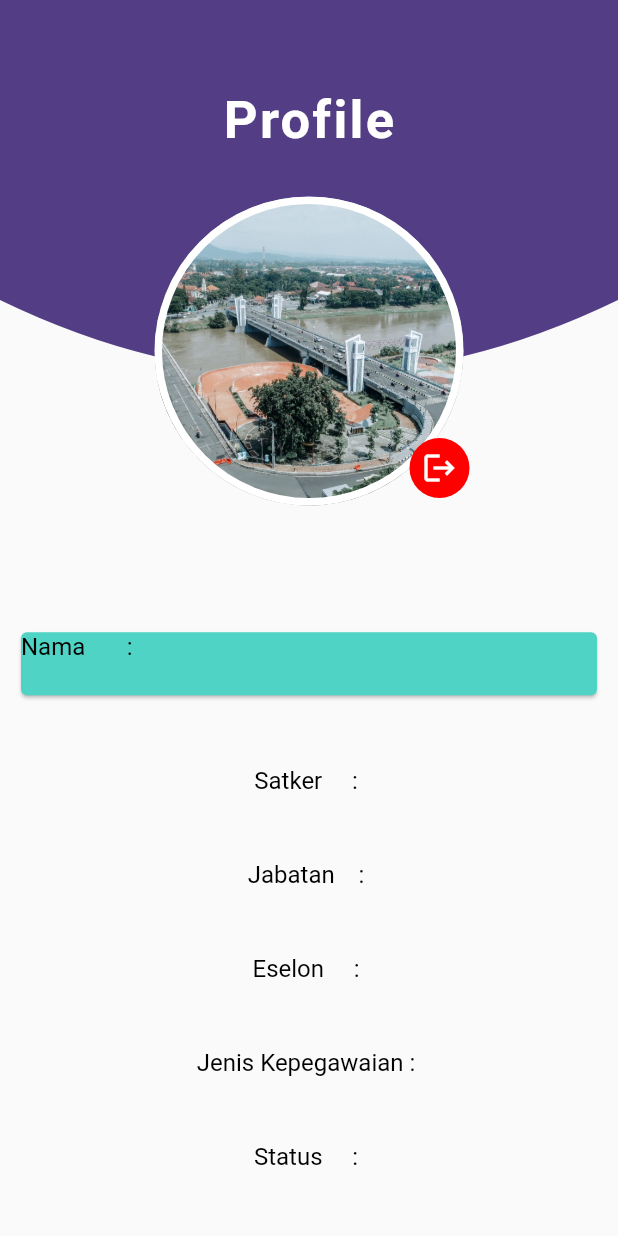
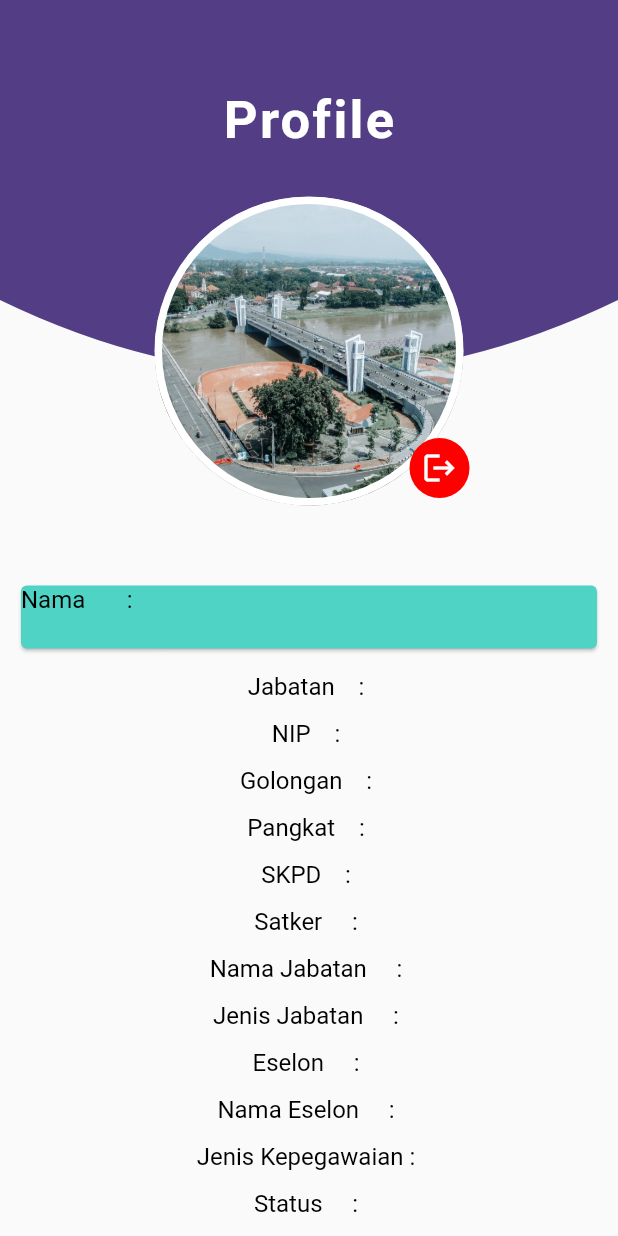
Before and after one commit to SandyAsmoro/e_surat, a Flutter app: the Profile screen opened directly, on a phone screen of 412 x 824 dp. Run offline on Flutter 3.47's test engine with Material 2 defaults, Android fonts, the phone set to English and light mode, and no system bars; our stand-ins replace animated_splash_screen, convex_bottom_bar, firebase_analytics, firebase_core, firebase_messaging, flutter_local_notifications and 3 more; missing offline and left inert: syncfusion_flutter_pdfviewer; accounts and stored records are empty; network calls fail.

Commit message:
debug (belum selesai)

```diff
--- a/lib/dashboard.dart
+++ b/lib/dashboard.dart
@@ -31,11 +31,11 @@ class _DashboardState extends State<Dashboard> {
 
   @override
   Widget build(BuildContext context) {
-    LocalNotification.initialize();
-    // For Forground State
-    FirebaseMessaging.onMessage.listen((RemoteMessage message) {
-      LocalNotification.showNotification(message);
-    });
+    // LocalNotification.initialize();
+    // // For Forground State
+    // FirebaseMessaging.onMessage.listen((RemoteMessage message) {
+    //   LocalNotification.showNotification(message);
+    // });
     return Scaffold(
       body: _pageOption[selectedPage],
       bottomNavigationBar: ConvexAppBar(
--- a/lib/detailsm.dart
+++ b/lib/detailsm.dart
@@ -164,7 +164,8 @@ class _DetailsmState extends State<Detailsm> {
                     onPressed: () async {
                       var response = await http.post(
                           Uri.parse(
-                              "https://sigap.kedirikota.go.id/apiesuratpkl/public/surat_masuk/konfirmasi"),
+                              "https://simponik.kedirikota.go.id/api/inboxdetail?id=sm23020667"),
+                              // "https://sigap.kedirikota.go.id/apiesuratpkl/public/surat_masuk/konfirmasi"),
                           body: ({
                             "id_smwf": widget.sm.skpd_id,
                           }));
@@ -220,7 +221,8 @@ class _DetailsmState extends State<Detailsm> {
                                   onPressed: () async {
                                     var response = await http.post(
                                         Uri.parse(
-                                            "https://sigap.kedirikota.go.id/apiesuratpkl/public/surat_masuk/finish"),
+                                            "https://simponik.kedirikota.go.id/api/inboxdetail?id=sm23020667"),
+                                            // "https://sigap.kedirikota.go.id/apiesuratpkl/public/surat_masuk/finish"),
                                         body: ({
                                           "catatan": "Dilaksanakan",
                                           // "penerima": jsonEncode(seletedBawahan),
@@ -431,7 +433,8 @@ class _DetailsmState extends State<Detailsm> {
   Future setBaca() async {
     var response = await http.post(
         Uri.parse(
-            "https://sigap.kedirikota.go.id/apiesuratpkl/public/surat_masuk/baca"),
+            "https://simponik.kedirikota.go.id/api/inboxdetail?id=sm23020667"),
+            // "https://sigap.kedirikota.go.id/apiesuratpkl/public/surat_masuk/baca"),
         body: ({
           "id_smwf": widget.sm.id,
         }));
@@ -466,7 +469,8 @@ class _DetailsmState extends State<Detailsm> {
         };
         var response = await http.get(
             Uri.parse(
-                "https://sigap.kedirikota.go.id/apiesuratpkl/public/listdisposm?idsrt=${widget.sm.no_surat}&page=${currentPage}"),
+                "https://simponik.kedirikota.go.id/api/inboxdetail?id=${widget.sm.no_surat}&page=${currentPage}"),
+                // "https://sigap.kedirikota.go.id/apiesuratpkl/public/listdisposm?idsrt=${widget.sm.no_surat}&page=${currentPage}"),
             headers: requestHeaders);
 
         // print(response.body);
--- a/lib/inbox.dart
+++ b/lib/inbox.dart
@@ -53,7 +53,6 @@ class _InboxState extends State<Inbox> {
           final result = await getSurat(isRefreshed: true);
           if (result == true) {
             _refreshController.refreshCompleted();
-            print("object");
           } else {
             _refreshController.refreshFailed();
           }
--- a/lib/loginPage.dart
+++ b/lib/loginPage.dart
@@ -260,20 +260,22 @@ class _LoginPageState extends State<LoginPage> {
 
           SharedPreferences pref = await SharedPreferences.getInstance();
           pref.setString("token", body['user']['token']);
+          pref.setString("nama", body['user']['name']);
           pref.setString("jabatan", body['user']['jabatan']);
-          pref.setString("nama", body['user']['name']);
-          // pref.setString("nip", body['user']['nip']);
-          // pref.setString("golongan", body['user']['golongan']);
-          // pref.setString("pangkat", body['user']['pangkat']);
-          // pref.setString("skpd", body['user']['skpd']);
+          pref.setString("nip", body['user']['nip']);
+          pref.setString("golongan", body['user']['golongan']);
+          pref.setString("pangkat", body['user']['pangkat']);
+          pref.setString("skpd", body['user']['skpd']);
           pref.setString("satker", body['user']['satker']);
-          // pref.setString("nama_jabatan", body['user']['nama_jabatan']);
-          // pref.setString("jenis_jabatan", body['user']['jenis_jabatan']);
+          pref.setString("nama_jabatan", body['user']['nama_jabatan']);
+          pref.setString("jenis_jabatan", body['user']['jenis_jabatan']);
           pref.setString("eselon", body['user']['eselon']);
-          // pref.setString("nama_eselon", body['user']['nama_eselon']);
+          pref.setString("nama_eselon", body['user']['nama_eselon']);
           pref.setString(
               "jenis_kepegawaian", body['user']['jenis_kepegawaian']);
           pref.setString("status", body['user']['status']);
+          // pref.setString("foto", body['user']['foto']);
+
           pageRoute();
         } else {
           ScaffoldMessenger.of(context).showSnackBar(
--- a/lib/main.dart
+++ b/lib/main.dart
@@ -5,6 +5,8 @@ import 'package:firebase_analytics/firebase_analytics.dart';
 import 'package:firebase_core/firebase_core.dart';
 import 'package:firebase_messaging/firebase_messaging.dart';
 import 'package:flutter/material.dart';
+
+import 'forgroundLocalNotification.dart';
 
 // Done
 
@@ -27,6 +29,11 @@ class MyApp extends StatelessWidget {
   // This widget is the root of your application.
   @override
   Widget build(BuildContext context) {
+    LocalNotification.initialize();
+    // For Forground State
+    FirebaseMessaging.onMessage.listen((RemoteMessage message) {
+      LocalNotification.showNotification(message);
+    });
     return MaterialApp(
       debugShowCheckedModeBanner: false,
       title: 'E-Surat Kota Kediri',
--- a/lib/profile.dart
+++ b/lib/profile.dart
@@ -33,8 +33,8 @@ class HeaderCurvedContainer extends CustomPainter {
 
 class _ProfileState extends State<Profile> {
   String token = "";
+  String nama = "";
   String jabatan = "";
-  String nama = "";
   String nip = "";
   String golongan = "";
   String pangkat = "";
@@ -46,7 +46,7 @@ class _ProfileState extends State<Profile> {
   String nama_eselon = "";
   String jenis_kepegawaian = "";
   String status = "";
-  String opd = "";
+  // String foto = "";
 
   @override
   void initState() {
@@ -92,20 +92,44 @@ class _ProfileState extends State<Profile> {
                         ),
                       ),
                     ),
-                    // Text(
-                    //   "OPD   : ${opd}",
-                    //   style: TextStyle(color: Colors.black, fontSize: 16),
-                    // ),
+                    Text(
+                      "Jabatan    : ${jabatan}",
+                      style: TextStyle(color: Colors.black, fontSize: 16),
+                    ),
+                    Text(
+                      "NIP    : ${nip}",
+                      style: TextStyle(color: Colors.black, fontSize: 16),
+                    ),
+                    Text(
+                      "Golongan    : ${golongan}",
+                      style: TextStyle(color: Colors.black, fontSize: 16),
+                    ),
+                    Text(
+                      "Pangkat    : ${pangkat}",
+                      style: TextStyle(color: Colors.black, fontSize: 16),
+                    ),
+                    Text(
+                      "SKPD    : ${skpd}",
+                      style: TextStyle(color: Colors.black, fontSize: 16),
+                    ),
                     Text(
                       "Satker     : ${satker}",
                       style: TextStyle(color: Colors.black, fontSize: 16),
                     ),
                     Text(
-                      "Jabatan    : ${jabatan}",
+                      "Nama Jabatan     : ${nama_jabatan}",
+                      style: TextStyle(color: Colors.black, fontSize: 16),
+                    ),
+                    Text(
+                      "Jenis Jabatan     : ${jenis_jabatan}",
                       style: TextStyle(color: Colors.black, fontSize: 16),
                     ),
                     Text(
                       "Eselon     : ${eselon}",
+                      style: TextStyle(color: Colors.black, fontSize: 16),
+                    ),
+                    Text(
+                      "Nama Eselon     : ${nama_eselon}",
                       style: TextStyle(color: Colors.black, fontSize: 16),
                     ),
                     Text(
@@ -299,17 +323,20 @@ class _ProfileState extends State<Profile> {
       SharedPreferences pref = await SharedPreferences.getInstance();
       setState(() {
         token = pref.getString("token")!;
+        nama = pref.getString("nama")!;
         jabatan = pref.getString("jabatan")!;
-        nama = pref.getString("nama")!;
-        // opd = pref.getString("opd")!;
+        nip = pref.getString("nip")!;
+        golongan = pref.getString("golongan")!;
+        pangkat = pref.getString("pangkat")!;
+        skpd = pref.getString("skpd")!;
         satker = pref.getString("satker")!;
+        nama_jabatan = pref.getString("nama_jabatan")!;
+        jenis_jabatan = pref.getString("jenis_jabatan")!;
         eselon = pref.getString("eselon")!;
+        nama_eselon = pref.getString("nama_eselon")!;
         jenis_kepegawaian = pref.getString("jenis_kepegawaian")!;
         status = pref.getString("status")!;
-        // opd = pref.getString("opd")!;
-        // opd = pref.getString("opd")!;
-        // opd = pref.getString("opd")!;
-
+        // foto = pref.getString("foto")!;
       });
       return true;
     } catch (e) {
```
